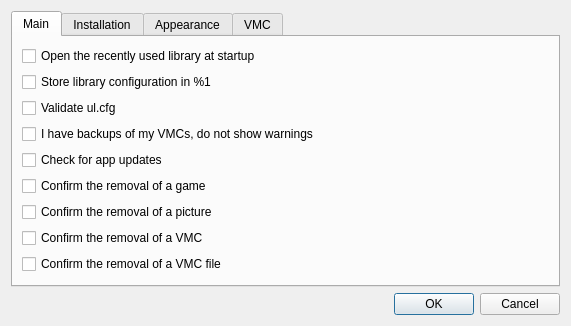
First picture: the form in src/OplPcTools/UI/SettingsDialog.ui, repository brainstream/OPL-PC-Tools, before the edit.
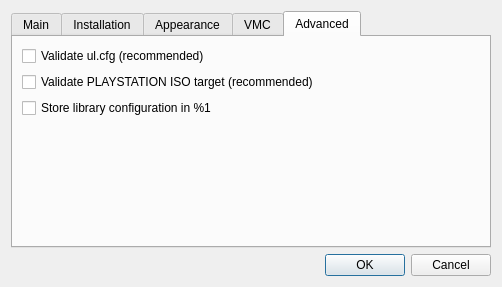
Second picture: the form after the edit. The open tabs and pages were chosen to show the change.

Commit message:
Added an options to disable ISO target validation
Workaround for https://github.com/brainstream/OPL-PC-Tools/issues/39

The edit to the form file:
```diff
--- a/src/OplPcTools/UI/SettingsDialog.ui
+++ b/src/OplPcTools/UI/SettingsDialog.ui
@@ -6,8 +6,8 @@
    <rect>
     <x>0</x>
     <y>0</y>
-    <width>571</width>
-    <height>324</height>
+    <width>502</width>
+    <height>287</height>
    </rect>
   </property>
   <property name="windowTitle">
@@ -34,27 +34,6 @@
          </property>
         </widget>
        </item>
-       <item>
-        <widget class="QCheckBox" name="mp_checkbox_use_library_config">
-         <property name="text">
-          <string>Store library configuration in %1</string>
-         </property>
-        </widget>
-       </item>
-       <item>
-        <widget class="QCheckBox" name="mp_checkbox_validate_ulcfg">
-         <property name="text">
-          <string>Validate ul.cfg</string>
-         </property>
-        </widget>
-       </item>
-       <item>
-        <widget class="QCheckBox" name="mp_checkbox_suppress_vmc_write_warning">
-         <property name="text">
-          <string>I have backups of my VMCs, do not show warnings</string>
-         </property>
-        </widget>
-       </item>
        <item>
         <widget class="QCheckBox" name="mp_checkbox_check_new_versions">
          <property name="text">
@@ -204,6 +183,54 @@
        <item row="0" column="1">
         <widget class="QComboBox" name="mp_combobox_vmc_fs_charset"/>
        </item>
+       <item row="1" column="0" colspan="2">
+        <widget class="QCheckBox" name="mp_checkbox_suppress_vmc_write_warning">
+         <property name="text">
+          <string>I have backups of my VMCs, do not show warnings</string>
+         </property>
+        </widget>
+       </item>
+      </layout>
+     </widget>
+     <widget class="QWidget" name="tab">
+      <attribute name="title">
+       <string>Advanced</string>
+      </attribute>
+      <layout class="QVBoxLayout" name="verticalLayout_5">
+       <item>
+        <widget class="QCheckBox" name="mp_checkbox_validate_ulcfg">
+         <property name="text">
+          <string>Validate ul.cfg (recommended)</string>
+         </property>
+        </widget>
+       </item>
+       <item>
+        <widget class="QCheckBox" name="mp_checkbox_validate_iso_target">
+         <property name="text">
+          <string>Validate PLAYSTATION ISO target (recommended)</string>
+         </property>
+        </widget>
+       </item>
+       <item>
+        <widget class="QCheckBox" name="mp_checkbox_use_library_config">
+         <property name="text">
+          <string>Store library configuration in %1</string>
+         </property>
+        </widget>
+       </item>
+       <item>
+        <spacer name="verticalSpacer">
+         <property name="orientation">
+          <enum>Qt::Orientation::Vertical</enum>
+         </property>
+         <property name="sizeHint" stdset="0">
+          <size>
+           <width>20</width>
+           <height>40</height>
+          </size>
+         </property>
+        </spacer>
+       </item>
       </layout>
      </widget>
     </widget>
```
Left out of the diff: 9 changed lines with no effect on the pictures. The commit also changes 6 other files.
